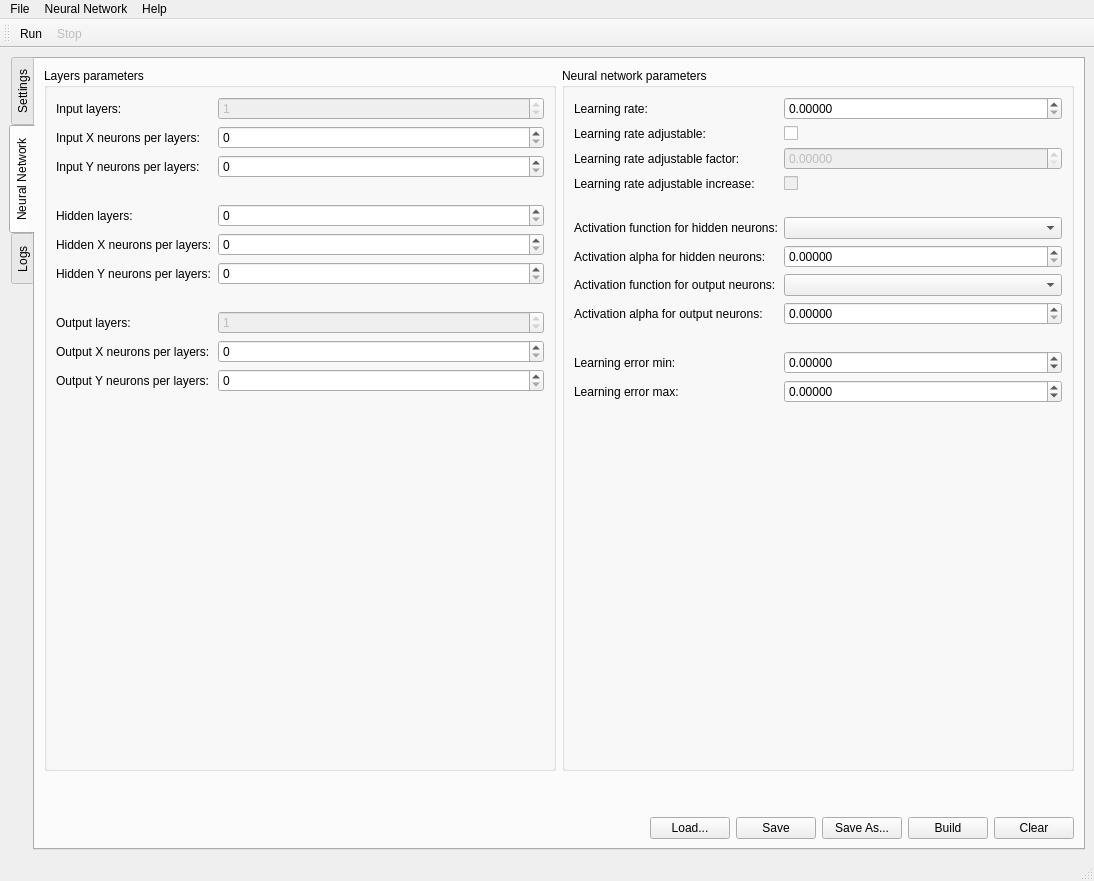
Before: the Qt Designer form gui/MainWindow.ui in obewan/SIPAI, drawn with Qt 5.
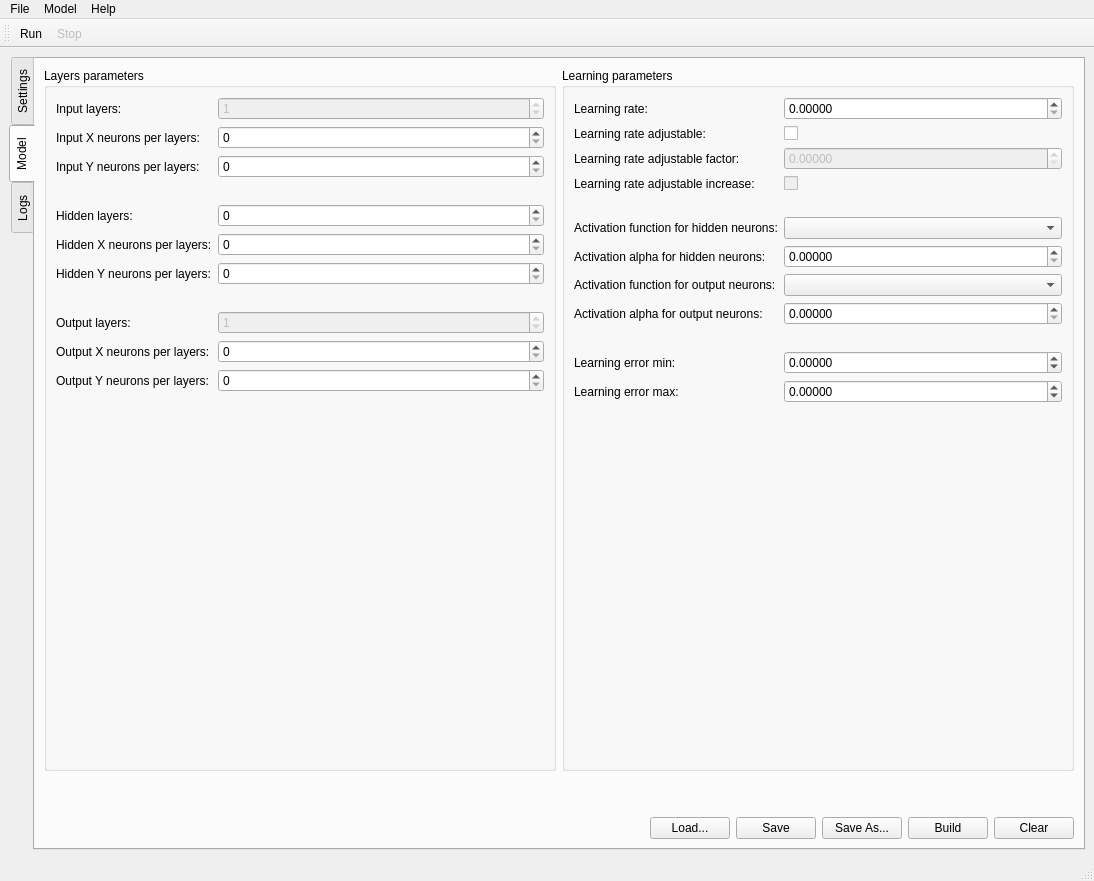
After: the same form once the commit is applied. The open tabs and pages were chosen to show the change. Icons and pictures are not drawn.

Diff of the .ui file:
```diff
--- a/gui/MainWindow.ui
+++ b/gui/MainWindow.ui
@@ -719,7 +719,7 @@
              <normaloff>:/icons/Bkchem48.png</normaloff>:/icons/Bkchem48.png</iconset>
            </attribute>
            <attribute name="title">
-            <string>Neural Network</string>
+            <string>Model</string>
            </attribute>
            <layout class="QHBoxLayout" name="horizontalLayout_5">
             <item>
@@ -971,7 +971,7 @@
                 <item>
                  <widget class="QGroupBox" name="groupBoxNetworkParams">
                   <property name="title">
-                   <string>Neural network parameters</string>
+                   <string>Learning parameters</string>
                   </property>
                   <layout class="QHBoxLayout" name="horizontalLayout_6">
                    <item>
@@ -1363,9 +1363,9 @@
     <addaction name="actionAbout"/>
     <addaction name="actionHelp"/>
    </widget>
-   <widget class="QMenu" name="menuNeural_Network">
+   <widget class="QMenu" name="menuModel">
     <property name="title">
-     <string>Neural Network</string>
+     <string>Model</string>
     </property>
     <addaction name="actionNetworkLoad"/>
     <addaction name="actionNetworkSave"/>
@@ -1375,7 +1375,7 @@
     <addaction name="actionNetworkClear"/>
    </widget>
    <addaction name="menuFile"/>
-   <addaction name="menuNeural_Network"/>
+   <addaction name="menuModel"/>
    <addaction name="menuHelp"/>
   </widget>
   <widget class="QStatusBar" name="statusbar"/>
```
Left out of the diff: 35 changed lines with no effect on the pictures.
